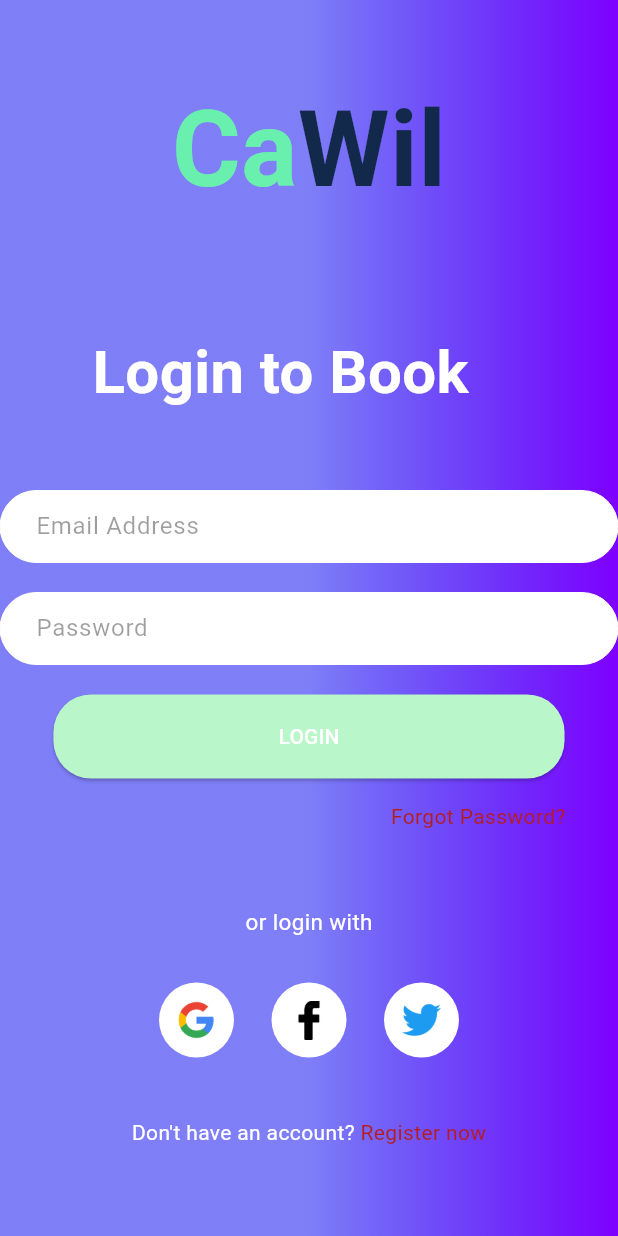
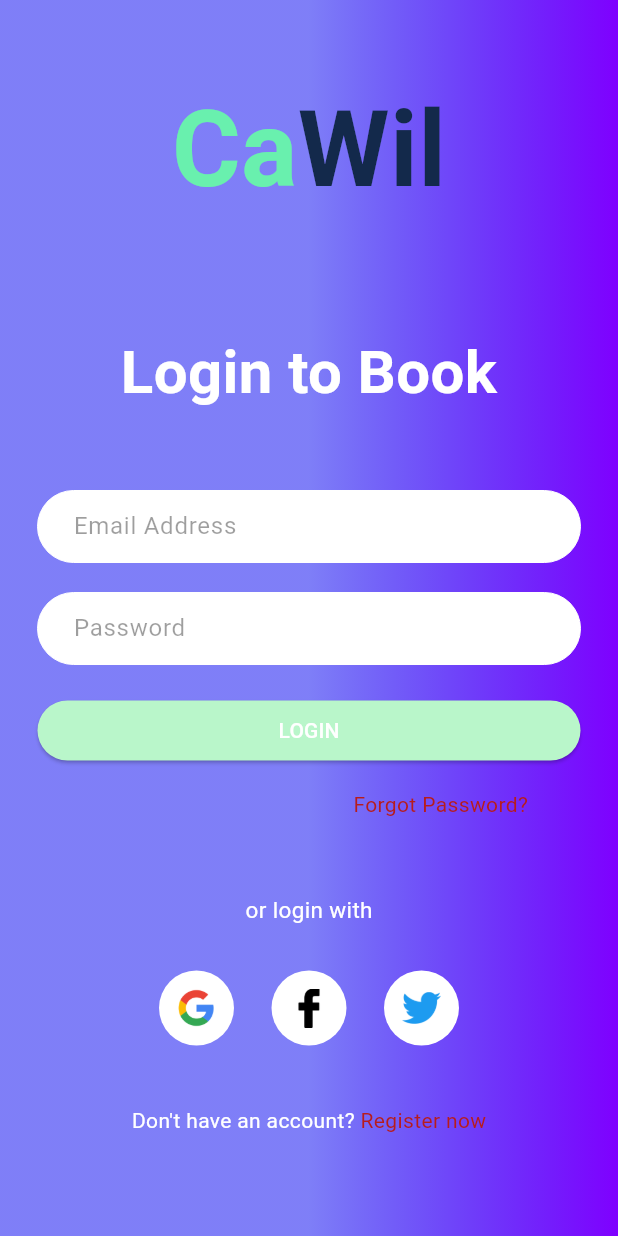
Before and after one commit to Khaleb165/cawil, a Flutter app: the LoginScreen screen opened directly, on a phone screen of 412 x 824 dp. Run offline on Flutter 3.47's test engine with Material 3 defaults, Android fonts, the phone set to English and light mode, and no system bars; our stand-ins replace cloud_firestore, dotted_line, firebase_auth, firebase_core, firebase_storage, flutter_custom_clippers and 4 more; accounts and stored records are empty.

Commit message:
change size of login button, additional changes

```diff
--- a/lib/screens/login.dart
+++ b/lib/screens/login.dart
@@ -56,6 +56,7 @@ class _LoginScreenState extends State<LoginScreen> {
     return Scaffold(
       // resizeToAvoidBottomInset: false,
       body: Container(
+        padding: EdgeInsets.symmetric(horizontal: 25),
         height: double.infinity,
         decoration: BoxDecoration(
           gradient: LinearGradient(
@@ -65,19 +66,18 @@ class _LoginScreenState extends State<LoginScreen> {
         ),
         child: SingleChildScrollView(
           child: Column(
-            crossAxisAlignment: CrossAxisAlignment.center,
+            crossAxisAlignment: CrossAxisAlignment.stretch,
             children: [
               SizedBox(height: 50),
               AppName(fontSize: 70),
               SizedBox(height: 70),
-              Padding(
-                padding: const EdgeInsets.only(right: 38.0),
-                child: Text(
+              Text(
                 'Login to Book',
+                textAlign: TextAlign.center,
                 style: TextStyle(
                   color: Colors.white,
                   fontSize: 40,
-                      fontWeight: FontWeight.bold),
+                  fontWeight: FontWeight.bold,
                 ),
               ),
               SizedBox(height: 50),
@@ -97,31 +97,25 @@ class _LoginScreenState extends State<LoginScreen> {
                 obscureText: hide,
               ),
               SizedBox(height: 20),
-              Center(
-                child: ElevatedButton(
+              ElevatedButton(
                 onPressed: loginUser,
                 style: TextButton.styleFrom(
                   backgroundColor: Colors.greenAccent[100],
-                    padding:
-                        EdgeInsets.symmetric(horizontal: 150, vertical: 18),
+                  // padding: EdgeInsets.symmetric(horizontal: 150, vertical: 18),
                   shape: RoundedRectangleBorder(
-                        borderRadius: BorderRadius.circular(25)),
+                    borderRadius: BorderRadius.circular(25),
+                  ),
                 ),
                 child: _isLoading
                     ? Center(
-                          child: SizedBox(
-                            height: 20,
-                            width: 20,
                         child: CircularProgressIndicator(
                           color: Colors.white,
-                            ),
                         ),
                       )
                     : Text(
                         'LOGIN',
                         style: TextStyle(
                           color: Colors.white,
-                          ),
                         ),
                       ),
               ),
@@ -148,7 +142,10 @@ class _LoginScreenState extends State<LoginScreen> {
               Center(
                 child: Text(
                   'or login with',
-                  style: TextStyle(fontSize: 15, color: Colors.white),
+                  style: TextStyle(
+                    fontSize: 15,
+                    color: Colors.white,
+                  ),
                 ),
               ),
               SizedBox(height: 30),
```
Lines whose indentation alone changed are shown as unchanged.
